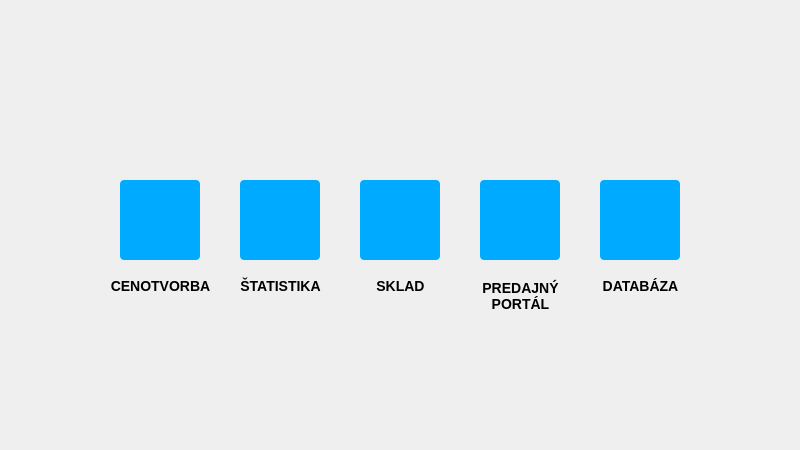
Qt form source/code/main.ui (tomas-magat/camels-eshop-infosystem) before a commit.
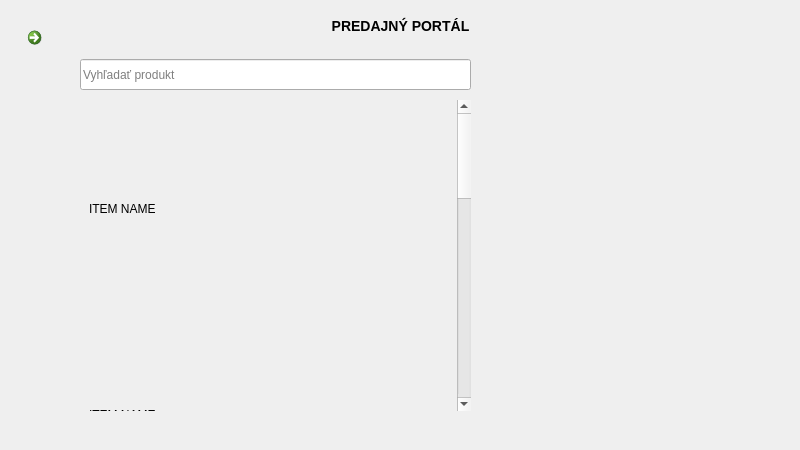
The same form after that commit. The open tabs and pages were chosen to show the change. Icons and pictures are not drawn.

Commit message: Removed unnecesary widget properties

The edit to the form file:
```diff
--- a/source/code/main.ui
+++ b/source/code/main.ui
@@ -16,12 +16,6 @@
     <height>450</height>
    </size>
   </property>
-  <property name="maximumSize">
-   <size>
-    <width>800</width>
-    <height>450</height>
-   </size>
-  </property>
   <property name="windowTitle">
    <string>Camels Infornation System</string>
   </property>
@@ -29,20 +23,8 @@
    <iconset>
     <normaloff>../../assets/icons/camel.png</normaloff>../../assets/icons/camel.png</iconset>
   </property>
-  <property name="styleSheet">
-   <string notr="true"/>
-  </property>
-  <property name="locale">
-   <locale language="Slovak" country="Slovakia"/>
-  </property>
-  <property name="animated">
-   <bool>true</bool>
-  </property>
-  <property name="tabShape">
-   <enum>QTabWidget::Rounded</enum>
-  </property>
-  <widget class="QWidget" name="centralwidget">
-   <widget class="QStackedWidget" name="stackedWidget">
+  <widget class="QWidget" name="centralContainer">
+   <widget class="QStackedWidget" name="screens">
     <property name="geometry">
      <rect>
       <x>0</x>
@@ -69,9 +51,6 @@
 	border: none;
 }</string>
       </property>
-      <property name="text">
-       <string/>
-      </property>
       <property name="icon">
        <iconset>
         <normaloff>../../assets/icons/left-arrow.png</normaloff>../../assets/icons/left-arrow.png</iconset>
@@ -95,12 +74,6 @@
       <property name="text">
        <string>PREDAJNÝ PORTÁL</string>
       </property>
-      <property name="textFormat">
-       <enum>Qt::AutoText</enum>
-      </property>
-      <property name="scaledContents">
-       <bool>false</bool>
-      </property>
       <property name="alignment">
        <set>Qt::AlignCenter</set>
       </property>
@@ -132,10 +105,7 @@
       <property name="horizontalScrollBarPolicy">
        <enum>Qt::ScrollBarAlwaysOff</enum>
       </property>
-      <property name="widgetResizable">
-       <bool>true</bool>
-      </property>
-      <widget class="QWidget" name="scrollAreaWidgetContents">
+      <widget class="QWidget" name="portalScrollContents">
        <property name="geometry">
         <rect>
          <x>0</x>
@@ -490,12 +460,6 @@
       <property name="text">
        <string>ŠTATISTIKA</string>
       </property>
-      <property name="textFormat">
-       <enum>Qt::AutoText</enum>
-      </property>
-      <property name="scaledContents">
-       <bool>false</bool>
-      </property>
       <property name="alignment">
        <set>Qt::AlignCenter</set>
       </property>
@@ -518,12 +482,6 @@
       <property name="text">
        <string>CENOTVORBA</string>
       </property>
-      <property name="textFormat">
-       <enum>Qt::AutoText</enum>
-      </property>
-      <property name="scaledContents">
-       <bool>false</bool>
-      </property>
       <property name="alignment">
        <set>Qt::AlignCenter</set>
       </property>
@@ -546,12 +504,6 @@
       <property name="text">
        <string>SKLAD</string>
       </property>
-      <property name="textFormat">
-       <enum>Qt::AutoText</enum>
-      </property>
-      <property name="scaledContents">
-       <bool>false</bool>
-      </property>
       <property name="alignment">
        <set>Qt::AlignCenter</set>
       </property>
@@ -584,9 +536,6 @@
     border-radius: 4px;
 }</string>
       </property>
-      <property name="text">
-       <string/>
-      </property>
       <property name="icon">
        <iconset>
         <normaloff>../../assets/icons/price-tag.png</normaloff>../../assets/icons/price-tag.png</iconset>
@@ -626,9 +575,6 @@
     border-radius: 4px;
 }</string>
       </property>
-      <property name="text">
-       <string/>
-      </property>
       <property name="icon">
        <iconset>
         <normaloff>../../assets/icons/statistics.png</normaloff>../../assets/icons/statistics.png</iconset>
@@ -668,9 +614,6 @@
     border-radius: 4px;
 }</string>
       </property>
-      <property name="text">
-       <string/>
-      </property>
       <property name="icon">
        <iconset>
         <normaloff>../../assets/icons/locker.png</normaloff>../../assets/icons/locker.png</iconset>
@@ -700,12 +643,6 @@
       <property name="text">
        <string>DATABÁZA</string>
       </property>
-      <property name="textFormat">
-       <enum>Qt::AutoText</enum>
-      </property>
-      <property name="scaledContents">
-       <bool>false</bool>
-      </property>
       <property name="alignment">
        <set>Qt::AlignCenter</set>
       </property>
@@ -719,11 +656,8 @@
         <height>80</height>
        </rect>
       </property>
-      <property name="text">
-       <string/>
-      </property>
-      <property name="textFormat">
-       <enum>Qt::PlainText</enum>
+      <property name="toolTip">
+       <string>Camels</string>
       </property>
       <property name="pixmap">
        <pixmap>../../assets/icons/camel.png</pixmap>
@@ -763,9 +697,6 @@
     border-radius: 4px;
 }</string>
       </property>
-      <property name="text">
-       <string/>
-      </property>
       <property name="icon">
        <iconset>
         <normaloff>../../assets/icons/online-shop.png</normaloff>../../assets/icons/online-shop.png</iconset>
@@ -805,9 +736,6 @@
     border-radius: 4px;
 }</string>
       </property>
-      <property name="text">
-       <string/>
-      </property>
       <property name="icon">
        <iconset>
         <normaloff>../../assets/icons/shopping-bag.png</normaloff>../../assets/icons/shopping-bag.png</iconset>
@@ -837,18 +765,9 @@
 }
 </string>
       </property>
-      <property name="lineWidth">
-       <number>1</number>
-      </property>
       <property name="text">
        <string>PREDAJNÝ PORTÁL</string>
       </property>
-      <property name="textFormat">
-       <enum>Qt::AutoText</enum>
-      </property>
-      <property name="scaledContents">
-       <bool>false</bool>
-      </property>
       <property name="alignment">
        <set>Qt::AlignCenter</set>
       </property>
```
Left out of the diff: 89 changed lines with no effect on the pictures.
